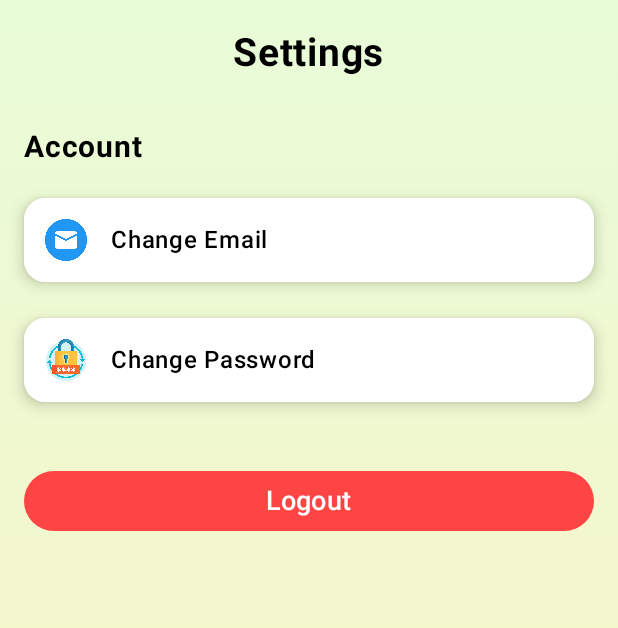
After one commit to SoufianeElMameri/Android-Project-3096602, an Android app built with Jetpack Compose: the composable SettingsScreen shown on its own in the app's theme, on a phone screen of 412 x 824 dp. The commit adds this screen. Shown: the top 628 px of the screen. Run offline under Robolectric (Android 15) with nearby library versions, the phone set to English and light mode, and no system bars; pictures from the network do not load.

Commit message:
add settings screen and implement logout logic, add setttings icons update profile screen to navigate to settings screen

```diff
--- a/app/src/main/java/com/griffith/stepquest/MainActivity.kt
+++ b/app/src/main/java/com/griffith/stepquest/MainActivity.kt
@@ -38,22 +38,31 @@ import android.os.Handler
 import android.os.Looper
 import android.util.Log
 import androidx.annotation.RequiresApi
+import androidx.compose.runtime.getValue
+import androidx.compose.runtime.mutableStateOf
+import androidx.compose.runtime.remember
+import androidx.compose.runtime.setValue
+import com.griffith.stepquest.data.UserInformation
+import com.griffith.stepquest.ui.screens.AuthScreen
+import com.griffith.stepquest.ui.screens.SettingsScreen
 
 class MainActivity : ComponentActivity() {
     private val userVM: UserViewModel by viewModels()
     private lateinit var stepCounter: StepCounter
+    private lateinit var userInfo: UserInformation
 
     private val handler = Handler(Looper.getMainLooper())
 
     // to keep updating the viewmodel
-
     private val stepUpdateRunnable = object : Runnable {
 
         override fun run() {
             userVM.updateSteps(stepCounter.currentSteps)
-            handler.postDelayed(this, 1000) // update every 1 second
+            // update every 1 second
+            handler.postDelayed(this, 1000)
         }
     }
+    // request permission from user to use sensor
     @RequiresApi(Build.VERSION_CODES.Q)
     private fun requestStepPermission() {
         if (checkSelfPermission(android.Manifest.permission.ACTIVITY_RECOGNITION)
@@ -65,10 +74,11 @@ class MainActivity : ComponentActivity() {
     @RequiresApi(Build.VERSION_CODES.Q)
     override fun onCreate(savedInstanceState: Bundle?) {
         super.onCreate(savedInstanceState)
-
+        // call request permission function
         requestStepPermission()
 
         stepCounter = StepCounter(this)
+        userInfo    = UserInformation(this)
         // Tell Android to handle system bars
         WindowCompat.setDecorFitsSystemWindows(window, true)
 
@@ -77,7 +87,29 @@ class MainActivity : ComponentActivity() {
         WindowInsetsControllerCompat(window, window.decorView).isAppearanceLightStatusBars = true
 
         setContent {
-            StepQuestNav(userVM)
+            // state to remember if user is logged in or out (to trigger screen change)
+            var loggedIn by remember { mutableStateOf(userInfo.isUserLoggedIn()) }
+
+            // if user is logged in show the app screens
+            if (loggedIn) {
+                StepQuestNav(
+                    userVM = userVM,
+                    userInfo = userInfo,
+                    onLogout = {
+                        userInfo.saveLoginState(false)
+                        loggedIn = false
+                    }
+                )
+            // if user is not logged in show the authentication screen
+            } else {
+                AuthScreen(
+                    userInfo = userInfo,
+                    onLoginSuccess = {
+                        userInfo.saveLoginState(true)
+                        loggedIn = true
+                    }
+                )
+            }
 //            HomeScreen()
         }
     }
@@ -104,9 +136,10 @@ class MainActivity : ComponentActivity() {
     }
 }
 
+
 // navigation container
 @Composable
-fun StepQuestNav(userVM: UserViewModel) {
+fun StepQuestNav(userVM: UserViewModel, userInfo:UserInformation, onLogout: () -> Unit ) {
     val navController = rememberNavController()
     Scaffold(
         bottomBar = { BottomNavBar(navController) }
@@ -124,7 +157,12 @@ fun StepQuestNav(userVM: UserViewModel) {
             composable("challenges") { ChallengesScreen(navController, userVM) }
             composable("badges") { BadgesScreen(navController) }
             composable("rank") { RankScreen(navController = navController) }
-            composable("profile") { ProfileScreen() }
+            composable("profile") { ProfileScreen(navController = navController) }
+            composable("settings") { SettingsScreen(
+                onLogout = {
+                    onLogout()
+                }
+            ) }
             composable("shop"){ ShopScreen(navController, userVM) }
         }
     }
--- a/app/src/main/java/com/griffith/stepquest/ui/screens/ProfileScreen.kt
+++ b/app/src/main/java/com/griffith/stepquest/ui/screens/ProfileScreen.kt
@@ -39,6 +39,7 @@ import androidx.compose.ui.res.painterResource
 import androidx.compose.ui.unit.dp
 import androidx.compose.ui.unit.sp
 import androidx.compose.ui.text.font.FontWeight
+import androidx.navigation.NavController
 
 import com.griffith.stepquest.R
 import coil.compose.rememberAsyncImagePainter
@@ -49,7 +50,7 @@ import com.griffith.stepquest.ui.theme.*
 
 // PROFILE SCREEN SHOWCASE THE USER PROFILE WITH STATS AND ALLOWS FOR PROIFLE PICTURE UPLOAD
 @Composable
-fun ProfileScreen() {
+fun ProfileScreen(navController: NavController) {
     // loading the porifle picture from the local storage if it exists if not load default profile
     val context = LocalContext.current
     // used to refresh the composable if we change the profile picture
@@ -166,7 +167,9 @@ fun ProfileScreen() {
                     imageVector = Icons.Rounded.Settings,
                     contentDescription = "Settings",
                     tint = TextPrimary,
-                    modifier = Modifier.size(32.dp)
+                    modifier = Modifier
+                        .size(32.dp)
+                        .clickable { navController.navigate("settings") },
                 )
             }
 
--- /dev/null
+++ b/app/src/main/java/com/griffith/stepquest/ui/screens/SettingsScreen.kt
@@ -0,0 +1,176 @@
+package com.griffith.stepquest.ui.screens
+
+import android.app.Activity
+import android.content.Context
+import android.content.Intent
+import android.graphics.Bitmap
+import android.graphics.BitmapFactory
+import android.graphics.ImageDecoder
+import android.net.Uri
+import android.os.Build
+import android.provider.MediaStore
+import androidx.activity.compose.rememberLauncherForActivityResult
+import androidx.activity.result.contract.ActivityResultContracts
+import androidx.compose.foundation.Image
+import androidx.compose.foundation.background
+import androidx.compose.foundation.border
+import androidx.compose.foundation.clickable
+import androidx.compose.foundation.layout.*
+import androidx.compose.foundation.rememberScrollState
+import androidx.compose.foundation.shape.CircleShape
+import androidx.compose.foundation.shape.RoundedCornerShape
+import androidx.compose.foundation.verticalScroll
+import androidx.compose.material.icons.Icons
+import androidx.compose.material.icons.rounded.Edit
+import androidx.compose.material.icons.rounded.Settings
+import androidx.compose.material3.Button
+import androidx.compose.material3.ButtonDefaults
+import androidx.compose.material3.Icon
+import androidx.compose.material3.Surface
+import androidx.compose.material3.Text
+import androidx.compose.runtime.*
+import androidx.compose.ui.Alignment
+import androidx.compose.ui.Modifier
+import androidx.compose.ui.draw.clip
+import androidx.compose.ui.draw.shadow
+import androidx.compose.ui.graphics.Brush
+import androidx.compose.ui.graphics.Color
+import androidx.compose.ui.layout.ContentScale
+import androidx.compose.ui.platform.LocalContext
+import androidx.compose.ui.res.painterResource
+import androidx.compose.ui.unit.dp
+import androidx.compose.ui.unit.sp
+import androidx.compose.ui.text.font.FontWeight
+
+import com.griffith.stepquest.R
+import coil.compose.rememberAsyncImagePainter
+import com.griffith.stepquest.data.UserInformation
+
+import java.io.File
+import java.io.FileOutputStream
+import com.griffith.stepquest.ui.theme.*
+
+// PROFILE SCREEN SHOWCASE THE USER PROFILE WITH STATS AND ALLOWS FOR PROIFLE PICTURE UPLOAD
+@Composable
+fun SettingsScreen(onLogout: () -> Unit) {
+
+    val context = LocalContext.current
+
+    Surface(
+        modifier = Modifier
+            .fillMaxSize()
+            .background(
+                Brush.verticalGradient(
+                    colors = listOf(BackgroundTop, BackgroundBottom)
+                )
+            ),
+        color = Color.Transparent
+    ) {
+
+        Column(
+            modifier = Modifier
+                .fillMaxSize()
+                .padding(horizontal = 16.dp)
+                .verticalScroll(rememberScrollState())
+        ) {
+
+//***************************************************** HEADER *****************************************************
+            Row(
+                modifier = Modifier
+                    .fillMaxWidth()
+                    .padding(top = 20.dp, bottom = 20.dp),
+                horizontalArrangement = Arrangement.Center,
+                verticalAlignment = Alignment.CenterVertically
+            ) {
+                Text(
+                    text = "Settings",
+                    fontSize = 26.sp,
+                    fontWeight = FontWeight.Bold,
+                    color = Black
+                )
+            }
+
+            Spacer(modifier = Modifier.height(15.dp))
+
+//***************************************************** ACCOUNT SECTION *****************************************************
+            Text(
+                text = "Account",
+                fontSize = 20.sp,
+                fontWeight = FontWeight.Bold,
+                color = Black
+            )
+
+            Spacer(modifier = Modifier.height(10.dp))
+
+            SettingsItem(
+                title = "Change Email",
+                iconRes = R.drawable.mail
+            ) {
+            }
+
+            SettingsItem(
+                title = "Change Password",
+                iconRes = R.drawable.pwd
+            ) {}
+
+            Spacer(modifier = Modifier.height(30.dp))
+//***************************************************** logout button *****************************************************
+            Button(
+                onClick = {
+                    onLogout()
+                },
+                modifier = Modifier
+                    .fillMaxWidth()
+                    .padding(bottom = 30.dp),
+                colors = ButtonDefaults.buttonColors(
+                    containerColor = Color(0xFFFF4444)
+                )
+            ) {
+                Text(
+                    text = "Logout",
+                    fontSize = 18.sp,
+                    color = White
+                )
+            }
+        }
+    }
+}
+
+
+// REUSABLE COMPONENT TO CREATE SETTINGS ITEMS
+@Composable
+fun SettingsItem(title: String, iconRes: Int, onClick: () -> Unit) {
+    Row(
+        modifier = Modifier
+            .fillMaxWidth()
+            .padding(vertical = 12.dp)
+            .clickable { onClick() }
+            .shadow(
+                elevation = 6.dp,
+                shape = RoundedCornerShape(14.dp),
+                clip = false
+            )
+            .background(
+                White,
+                shape = RoundedCornerShape(14.dp)
+            )
+            .padding(14.dp),
+        verticalAlignment = Alignment.CenterVertically
+    ) {
+
+        Image(
+            painter = painterResource(id = iconRes),
+            contentDescription = null,
+            modifier = Modifier.size(28.dp)
+        )
+
+        Spacer(modifier = Modifier.width(16.dp))
+
+        Text(
+            text = title,
+            fontSize = 16.sp,
+            fontWeight = FontWeight.Medium,
+            color = Black
+        )
+    }
+}
```
Also changed, not shown: app/src/main/res/drawable/mail.png (added), app/src/main/res/drawable/pwd.png (added).
